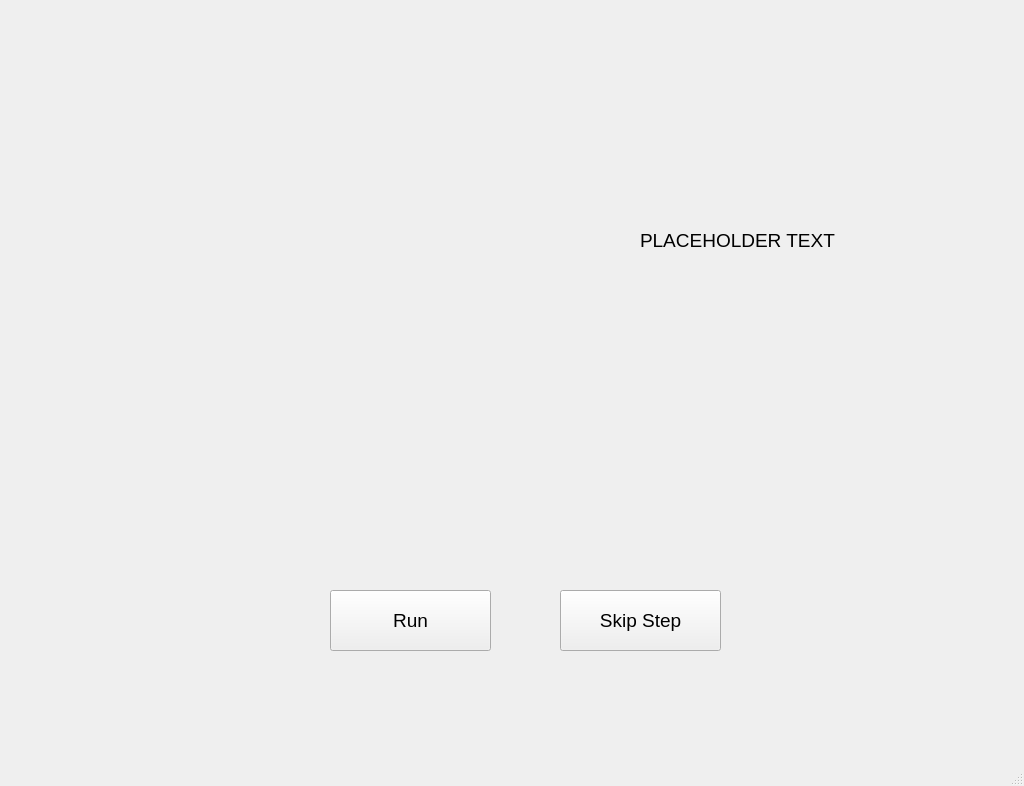
First picture: the form in src/Device_Tests/exfo_operationaltest_t100_swt_atn_window.ui, repository shattered97/OSICS_Interface, before the edit.
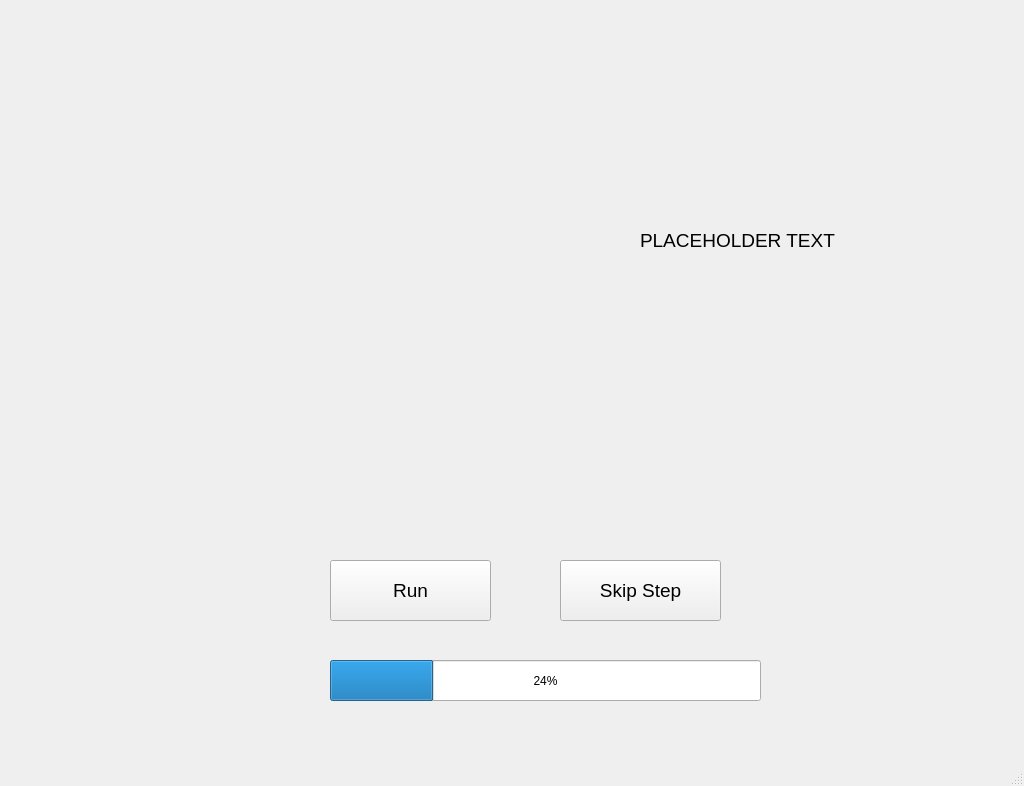
Second picture: the form after the edit. Icons and pictures are not drawn.

Commit message: adding progress bar to operational test

What changed in the file:
```diff
--- a/src/Device_Tests/exfo_operationaltest_t100_swt_atn_window.ui
+++ b/src/Device_Tests/exfo_operationaltest_t100_swt_atn_window.ui
@@ -24,7 +24,7 @@
     <property name="geometry">
      <rect>
       <x>330</x>
-      <y>590</y>
+      <y>560</y>
       <width>161</width>
       <height>61</height>
      </rect>
@@ -85,7 +85,7 @@
     <property name="geometry">
      <rect>
       <x>560</x>
-      <y>590</y>
+      <y>560</y>
       <width>161</width>
       <height>61</height>
      </rect>
@@ -99,6 +99,19 @@
      <string>Skip Step</string>
     </property>
    </widget>
+   <widget class="QProgressBar" name="progressBar">
+    <property name="geometry">
+     <rect>
+      <x>330</x>
+      <y>660</y>
+      <width>431</width>
+      <height>41</height>
+     </rect>
+    </property>
+    <property name="value">
+     <number>24</number>
+    </property>
+   </widget>
    <zorder>runTestButton</zorder>
    <zorder>directionsImageLabel</zorder>
    <zorder>directionsTextField</zorder>
```
Left out of the diff: 1 changed line with no effect on the pictures. The commit also changes 15 other files.
